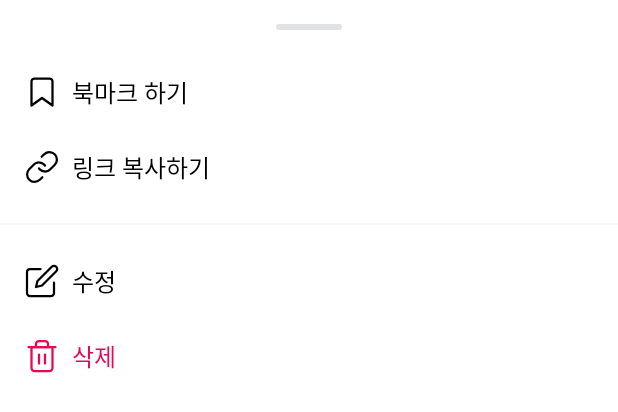
After one commit to dnd-side-project/dnd-8th-4-android, an Android app: the layout bottom_sheet_fragment_popup.xml on its own in the app's theme, with its tools: preview values and no code run, on a phone screen of 412 x 824 dp. The commit adds this screen. Shown: the top 412 px of the screen. Run offline under Robolectric (Android 15) with nearby library versions, the phone set to English and light mode, and no system bars.

Commit message:
#11 [layout] 바텀 시트 프래그먼트 레이아웃 생성

```diff
--- /dev/null
+++ b/app/src/main/res/drawable/ic_bookmark.xml
@@ -0,0 +1,13 @@
+<vector xmlns:android="http://schemas.android.com/apk/res/android"
+    android:width="24dp"
+    android:height="24dp"
+    android:viewportWidth="24"
+    android:viewportHeight="24">
+  <path
+      android:pathData="M19,21L12,16L5,21V5C5,4.47 5.211,3.961 5.586,3.586C5.961,3.211 6.47,3 7,3H17C17.53,3 18.039,3.211 18.414,3.586C18.789,3.961 19,4.47 19,5V21Z"
+      android:strokeLineJoin="round"
+      android:strokeWidth="1.5"
+      android:fillColor="#00000000"
+      android:strokeColor="#000000"
+      android:strokeLineCap="round"/>
+</vector>
--- /dev/null
+++ b/app/src/main/res/drawable/ic_clip.xml
@@ -0,0 +1,20 @@
+<vector xmlns:android="http://schemas.android.com/apk/res/android"
+    android:width="24dp"
+    android:height="24dp"
+    android:viewportWidth="24"
+    android:viewportHeight="24">
+  <path
+      android:pathData="M10,13C10.429,13.574 10.977,14.049 11.607,14.393C12.236,14.737 12.932,14.941 13.647,14.992C14.362,15.043 15.08,14.94 15.751,14.69C16.423,14.439 17.033,14.047 17.54,13.54L20.54,10.54C21.451,9.597 21.955,8.334 21.943,7.023C21.932,5.712 21.406,4.458 20.479,3.531C19.552,2.604 18.298,2.078 16.987,2.067C15.676,2.055 14.413,2.559 13.47,3.47L11.75,5.18"
+      android:strokeLineJoin="round"
+      android:strokeWidth="1.5"
+      android:fillColor="#00000000"
+      android:strokeColor="#000000"
+      android:strokeLineCap="round"/>
+  <path
+      android:pathData="M14,11C13.571,10.426 13.023,9.951 12.394,9.607C11.764,9.264 11.069,9.059 10.354,9.008C9.638,8.957 8.921,9.06 8.249,9.31C7.577,9.561 6.967,9.953 6.46,10.46L3.46,13.46C2.549,14.403 2.045,15.666 2.057,16.977C2.068,18.288 2.594,19.542 3.521,20.469C4.448,21.396 5.702,21.922 7.013,21.934C8.324,21.945 9.587,21.441 10.53,20.53L12.24,18.82"
+      android:strokeLineJoin="round"
+      android:strokeWidth="1.5"
+      android:fillColor="#00000000"
+      android:strokeColor="#000000"
+      android:strokeLineCap="round"/>
+</vector>
--- /dev/null
+++ b/app/src/main/res/drawable/ic_modify.xml
@@ -0,0 +1,20 @@
+<vector xmlns:android="http://schemas.android.com/apk/res/android"
+    android:width="24dp"
+    android:height="24dp"
+    android:viewportWidth="24"
+    android:viewportHeight="24">
+  <path
+      android:pathData="M11,4H4C3.47,4 2.961,4.211 2.586,4.586C2.211,4.961 2,5.47 2,6V20C2,20.53 2.211,21.039 2.586,21.414C2.961,21.789 3.47,22 4,22H18C18.53,22 19.039,21.789 19.414,21.414C19.789,21.039 20,20.53 20,20V13"
+      android:strokeLineJoin="round"
+      android:strokeWidth="1.5"
+      android:fillColor="#00000000"
+      android:strokeColor="#000000"
+      android:strokeLineCap="round"/>
+  <path
+      android:pathData="M18.5,2.5C18.898,2.102 19.437,1.879 20,1.879C20.563,1.879 21.102,2.102 21.5,2.5C21.898,2.898 22.121,3.437 22.121,4C22.121,4.563 21.898,5.102 21.5,5.5L12,15L8,16L9,12L18.5,2.5Z"
+      android:strokeLineJoin="round"
+      android:strokeWidth="1.5"
+      android:fillColor="#00000000"
+      android:strokeColor="#000000"
+      android:strokeLineCap="round"/>
+</vector>
--- /dev/null
+++ b/app/src/main/res/drawable/ic_remove.xml
@@ -0,0 +1,34 @@
+<vector xmlns:android="http://schemas.android.com/apk/res/android"
+    android:width="24dp"
+    android:height="24dp"
+    android:viewportWidth="24"
+    android:viewportHeight="24">
+  <path
+      android:pathData="M3,6H5H21"
+      android:strokeLineJoin="round"
+      android:strokeWidth="1.5"
+      android:fillColor="#00000000"
+      android:strokeColor="#EB0555"
+      android:strokeLineCap="round"/>
+  <path
+      android:pathData="M8,6V4C8,3.47 8.211,2.961 8.586,2.586C8.961,2.211 9.47,2 10,2H14C14.53,2 15.039,2.211 15.414,2.586C15.789,2.961 16,3.47 16,4V6M19,6V20C19,20.53 18.789,21.039 18.414,21.414C18.039,21.789 17.53,22 17,22H7C6.47,22 5.961,21.789 5.586,21.414C5.211,21.039 5,20.53 5,20V6H19Z"
+      android:strokeLineJoin="round"
+      android:strokeWidth="1.5"
+      android:fillColor="#00000000"
+      android:strokeColor="#EB0555"
+      android:strokeLineCap="round"/>
+  <path
+      android:pathData="M14,11V17"
+      android:strokeLineJoin="round"
+      android:strokeWidth="1.5"
+      android:fillColor="#00000000"
+      android:strokeColor="#EB0555"
+      android:strokeLineCap="round"/>
+  <path
+      android:pathData="M10,11V17"
+      android:strokeLineJoin="round"
+      android:strokeWidth="1.5"
+      android:fillColor="#00000000"
+      android:strokeColor="#EB0555"
+      android:strokeLineCap="round"/>
+</vector>
--- /dev/null
+++ b/app/src/main/res/drawable/shape_e0e2e5_radius_4.xml
@@ -0,0 +1,5 @@
+<?xml version="1.0" encoding="utf-8"?>
+<shape xmlns:android="http://schemas.android.com/apk/res/android">
+    <solid android:color="@color/color_e0e2e5" />
+    <corners android:radius="4dp" />
+</shape>
--- /dev/null
+++ b/app/src/main/res/layout/bottom_sheet_fragment_popup.xml
@@ -0,0 +1,107 @@
+<?xml version="1.0" encoding="utf-8"?>
+<androidx.constraintlayout.widget.ConstraintLayout xmlns:android="http://schemas.android.com/apk/res/android"
+    xmlns:app="http://schemas.android.com/apk/res-auto"
+    android:layout_width="match_parent"
+    android:layout_height="match_parent"
+    android:paddingBottom="25dp">
+
+    <View
+        android:id="@+id/view_line"
+        android:layout_width="44dp"
+        android:layout_height="4dp"
+        android:layout_marginVertical="16dp"
+        android:background="@drawable/shape_e0e2e5_radius_4"
+        app:layout_constraintEnd_toEndOf="parent"
+        app:layout_constraintStart_toStartOf="parent"
+        app:layout_constraintTop_toTopOf="parent" />
+
+    <ImageView
+        android:id="@+id/iv_bookmark"
+        android:layout_width="wrap_content"
+        android:layout_height="wrap_content"
+        android:layout_marginStart="16dp"
+        android:layout_marginTop="29dp"
+        android:src="@drawable/ic_bookmark"
+        app:layout_constraintStart_toStartOf="parent"
+        app:layout_constraintTop_toBottomOf="@id/view_line" />
+
+    <TextView
+        style="@style/TextView.Body.16.R"
+        android:layout_width="wrap_content"
+        android:layout_height="wrap_content"
+        android:layout_marginStart="8dp"
+        android:text="@string/bottom_sheet_bookmark"
+        android:textColor="@color/black"
+        app:layout_constraintBottom_toBottomOf="@id/iv_bookmark"
+        app:layout_constraintStart_toEndOf="@id/iv_bookmark"
+        app:layout_constraintTop_toTopOf="@id/iv_bookmark" />
+
+    <ImageView
+        android:id="@+id/iv_clip"
+        android:layout_width="wrap_content"
+        android:layout_height="wrap_content"
+        android:layout_marginTop="26dp"
+        android:src="@drawable/ic_clip"
+        app:layout_constraintStart_toStartOf="@id/iv_bookmark"
+        app:layout_constraintTop_toBottomOf="@id/iv_bookmark" />
+
+    <TextView
+        style="@style/TextView.Body.16.R"
+        android:layout_width="wrap_content"
+        android:layout_height="wrap_content"
+        android:layout_marginStart="8dp"
+        android:text="@string/bottom_sheet_clip"
+        android:textColor="@color/black"
+        app:layout_constraintBottom_toBottomOf="iv_clip"
+        app:layout_constraintStart_toEndOf="@id/iv_clip"
+        app:layout_constraintTop_toTopOf="@id/iv_clip" />
+
+    <View
+        android:id="@+id/view_line2"
+        android:layout_width="match_parent"
+        android:layout_height="1dp"
+        android:layout_marginTop="25dp"
+        android:background="@color/color_f6f7f9"
+        app:layout_constraintTop_toBottomOf="@id/iv_clip" />
+
+    <ImageView
+        android:id="@+id/iv_modify"
+        android:layout_width="wrap_content"
+        android:layout_height="wrap_content"
+        android:layout_marginStart="16dp"
+        android:layout_marginTop="25dp"
+        android:src="@drawable/ic_modify"
+        app:layout_constraintStart_toStartOf="parent"
+        app:layout_constraintTop_toBottomOf="@id/view_line2" />
+
+    <TextView
+        style="@style/TextView.Body.16.R"
+        android:layout_width="wrap_content"
+        android:layout_height="wrap_content"
+        android:layout_marginStart="8dp"
+        android:text="@string/bottom_sheet_modify"
+        android:textColor="@color/black"
+        app:layout_constraintBottom_toBottomOf="@id/iv_modify"
+        app:layout_constraintStart_toEndOf="@id/iv_modify"
+        app:layout_constraintTop_toTopOf="@id/iv_modify" />
+
+    <ImageView
+        android:id="@+id/iv_remove"
+        android:layout_width="wrap_content"
+        android:layout_height="wrap_content"
+        android:layout_marginTop="26dp"
+        android:src="@drawable/ic_remove"
+        app:layout_constraintStart_toStartOf="@id/iv_modify"
+        app:layout_constraintTop_toBottomOf="@id/iv_modify" />
+
+    <TextView
+        style="@style/TextView.Body.16.R"
+        android:layout_width="wrap_content"
+        android:layout_height="wrap_content"
+        android:text="@string/bottom_sheet_remove"
+        android:textColor="@color/color_eb0555"
+        android:layout_marginStart="8dp"
+        app:layout_constraintBottom_toBottomOf="@id/iv_remove"
+        app:layout_constraintStart_toEndOf="@id/iv_remove"
+        app:layout_constraintTop_toTopOf="@id/iv_remove" />
+</androidx.constraintlayout.widget.ConstraintLayout>
--- a/app/src/main/res/values/colors.xml
+++ b/app/src/main/res/values/colors.xml
@@ -22,4 +22,6 @@
     <color name="color_414549">#414549</color>
     <color name="color_242527">#242527</color>
     <color name="black">#FF000000</color>
+
+    <color name="color_e0e2e5">#E0E2E5</color>
 </resources>
--- a/app/src/main/res/values/strings.xml
+++ b/app/src/main/res/values/strings.xml
@@ -16,4 +16,10 @@
     <string name="home_my_group">내 그룹</string>
     <string name="home_recent_post">최신 글</string>
     <string name="home_all_post">전체보기</string>
+
+    <!-- bottomSheetFragment -->
+    <string name="bottom_sheet_bookmark">북마크 하기</string>
+    <string name="bottom_sheet_clip">링크 복사하기</string>
+    <string name="bottom_sheet_modify">수정</string>
+    <string name="bottom_sheet_remove">삭제</string>
 </resources>
```
